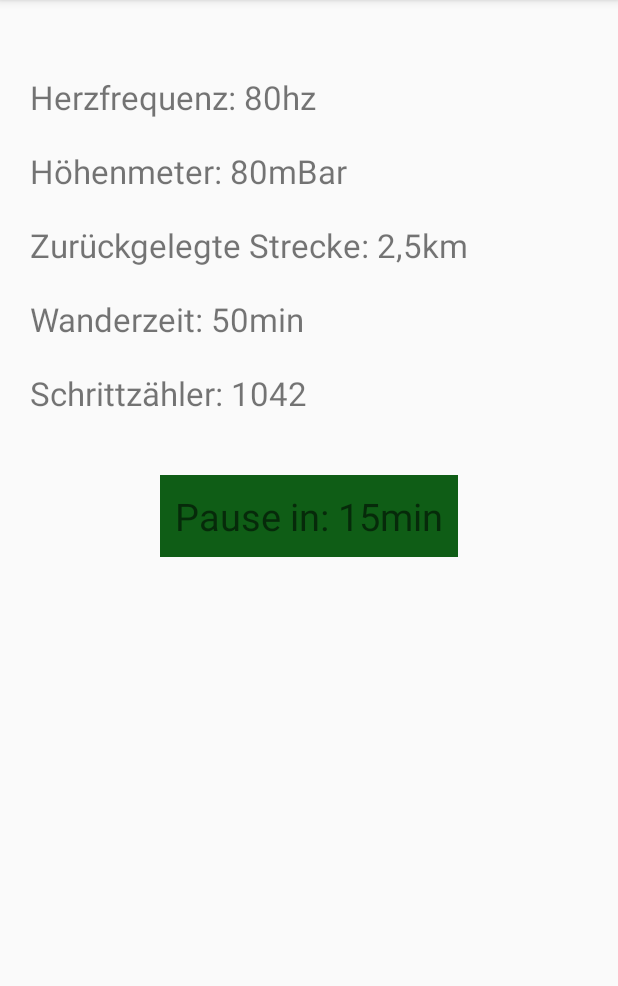
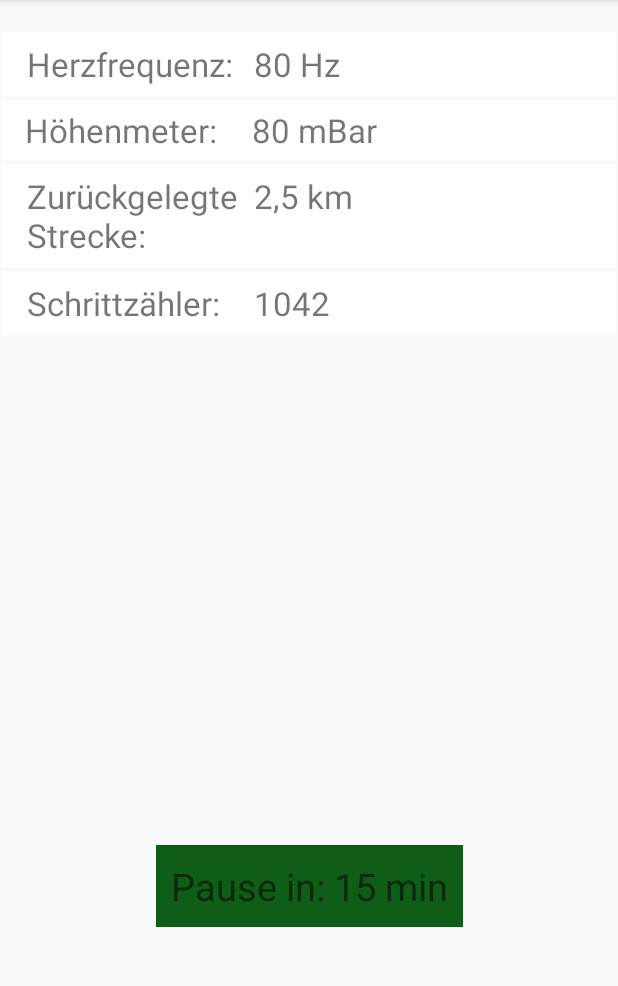
Before and after one commit to mad-lab-fau/Ferienakademie2019-Wonderfull-App, an Android app: the screen it shows after launch (EnergyDetails), on a phone screen of 412 x 824 dp, the part 84-1070 px from its top. Run offline under Robolectric (Android 15) with nearby library versions, the phone set to English and light mode, and no system bars.

Commit message:
EnergyDetails finished

```diff
--- a/App/app/src/main/java/de/ferienakademie/wonderfull/EnergyDetails.java
+++ b/App/app/src/main/java/de/ferienakademie/wonderfull/EnergyDetails.java
@@ -12,23 +12,25 @@ public class EnergyDetails extends AppCompatActivity {
         super.onCreate(savedInstanceState);
         setContentView(R.layout.activity_energy_details);
 
-        TextView herzfrequenz = (TextView) findViewById(R.id.herzfrequenz);
-        herzfrequenz.append(" " + "80" + "hz");
+        TextView herzfrequenz_p = (TextView) findViewById(R.id.herzfrequenz_p);
+        herzfrequenz_p.append(" " + "80" + " Hz");
 
-        TextView hoehenmeter = (TextView) findViewById(R.id.hoehenmeter);
-        hoehenmeter.append(" " + "80" + "mBar");
+        TextView hoehenmeter_p = (TextView) findViewById(R.id.hoehenmeter_p);
+        hoehenmeter_p.append(" " + "80" + " mBar");
 
-        TextView strecke = (TextView) findViewById(R.id.strecke);
-        strecke.append(" " + "2,5" + "km");
 
-        TextView zeit = (TextView) findViewById(R.id.zeit);
-        zeit.append(" " + "50" + "min");
+        TextView strecke_p = (TextView) findViewById(R.id.strecke_p);
+        strecke_p.append(" " + "2,5" + " km");
 
-        TextView schritte = (TextView) findViewById(R.id.schritte);
-        schritte.append(" " + "1042");
+        TextView schritte_p = (TextView) findViewById(R.id.schritte_p);
+        schritte_p.append(" " + "1042");
 
         TextView pause = (TextView) findViewById(R.id.pause);
-        pause.append(" " + "15" + "min");
+        pause.append(" " + "15" + " min");
+
+        /*
+        TextView zeit_p = (TextView) findViewById(R.id.zeit_p);
+        zeit_p.append(" " + "50" + " min"); */
 
     }
 }
--- a/App/app/src/main/res/layout/activity_energy_details.xml
+++ b/App/app/src/main/res/layout/activity_energy_details.xml
@@ -6,46 +6,170 @@
     android:layout_height="match_parent"
     tools:context=".EnergyDetails">
 
+    <LinearLayout
+        android:id="@+id/linearLayout"
+        android:layout_width="match_parent"
+        android:layout_height="wrap_content"
+        app:layout_constraintTop_toTopOf="parent">
+
+        <TableLayout
+            android:layout_width="match_parent"
+            android:layout_height="wrap_content"
+            android:layout_marginTop="20dp"
+            android:gravity="center_vertical"
+            app:layout_constraintTop_toTopOf="parent">
+
+
+            <TableRow
+                android:layout_width="match_parent"
+                android:layout_height="wrap_content"
+                android:layout_margin="1dp"
+                android:padding="5dp"
+                android:layout_weight="1"
+                android:background="#FFFFFF">
+
 
                 <TextView
                     android:id="@+id/herzfrequenz"
+                    android:layout_width="wrap_content"
+                    android:layout_height="wrap_content"
+                    android:layout_margin="1dp"
+                    android:background="#FFFFFF"
+                    android:gravity="center_vertical"
+                    android:paddingStart="10dp"
+                    android:text="@string/herzfrequenz"
+                    android:textSize="22sp" />
+
+                <TextView
+                    android:id="@+id/herzfrequenz_p"
+                    android:layout_width="wrap_content"
+                    android:layout_height="wrap_content"
+                    android:layout_margin="1dp"
+                    android:background="#FFFFFF"
+                    android:gravity="start"
+                    android:paddingStart="2dp"
+                    android:text="@string/herzfrequenz_p"
+                    android:textSize="22sp" />
+
+
+            </TableRow>
+
+            <TableRow
                 android:layout_width="match_parent"
                 android:layout_height="wrap_content"
-        android:layout_marginStart="20dp"
-        android:layout_marginTop="50dp"
-        android:layout_marginEnd="20dp"
-        android:text="@string/herzfrequenz"
-        android:textSize="22sp"
-        app:layout_constraintEnd_toEndOf="parent"
-        app:layout_constraintStart_toStartOf="parent"
-        app:layout_constraintTop_toTopOf="parent" />
+                android:layout_margin="1dp"
+                android:padding="5dp"
+                android:layout_weight="1"
+                android:background="#FFFFFF">
 
                 <TextView
                     android:id="@+id/hoehenmeter"
+                    android:layout_width="wrap_content"
+                    android:layout_height="wrap_content"
+                    android:gravity="center_vertical"
+                    android:paddingStart="10dp"
+                    android:text="@string/hoehenmeter"
+                    android:textSize="22sp" />
+
+
+                <TextView
+                    android:id="@+id/hoehenmeter_p"
+                    android:layout_width="match_parent"
+                    android:layout_height="match_parent"
+                    android:gravity="center_vertical"
+                    android:paddingStart="2dp"
+                    android:text="@string/hoehenmeter_p"
+                    android:textSize="22sp" />
+
+            </TableRow>
+
+            <TableRow
                 android:layout_width="match_parent"
                 android:layout_height="wrap_content"
-        android:layout_marginStart="20dp"
-        android:layout_marginTop="20dp"
-        android:layout_marginEnd="20dp"
-        android:text="@string/hoehenmeter"
-        android:textSize="22sp"
-        app:layout_constraintEnd_toEndOf="parent"
-        app:layout_constraintStart_toStartOf="parent"
-        app:layout_constraintTop_toBottomOf="@+id/herzfrequenz" />
+                android:layout_margin="1dp"
+                android:padding="5dp"
+                android:layout_weight="1"
+                android:background="#FFFFFF">
 
                 <TextView
                     android:id="@+id/strecke"
+                    android:layout_width="wrap_content"
+                    android:layout_height="wrap_content"
+                    android:layout_margin="1dp"
+                    android:background="#FFFFFF"
+                    android:gravity="center_vertical"
+                    android:paddingStart="10dp"
+                    android:text="@string/strecke"
+                    android:textSize="22sp" />
+
+
+                <TextView
+                    android:id="@+id/strecke_p"
+                    android:layout_width="wrap_content"
+                    android:layout_height="wrap_content"
+                    android:layout_margin="1dp"
+                    android:background="#FFFFFF"
+                    android:gravity="bottom"
+                    android:paddingStart="2dp"
+                    android:text="@string/strecke_p"
+                    android:textSize="22sp" />
+
+            </TableRow>
+
+            <TableRow
                 android:layout_width="match_parent"
                 android:layout_height="wrap_content"
-        android:layout_marginStart="20dp"
-        android:layout_marginTop="20dp"
-        android:layout_marginEnd="20dp"
-        android:text="@string/strecke"
-        android:textSize="22sp"
+                android:layout_margin="1dp"
+                android:padding="5dp"
+                android:layout_weight="1"
+                android:background="#FFFFFF">
+
+                <TextView
+                    android:id="@+id/schritte"
+                    android:layout_width="wrap_content"
+                    android:layout_height="wrap_content"
+                    android:layout_margin="1dp"
+                    android:background="#FFFFFF"
+                    android:gravity="center_vertical"
+                    android:paddingStart="10dp"
+                    android:text="@string/schritte"
+                    android:textSize="22sp" />
+
+
+                <TextView
+                    android:id="@+id/schritte_p"
+                    android:layout_width="wrap_content"
+                    android:layout_height="wrap_content"
+                    android:layout_margin="1dp"
+                    android:background="#FFFFFF"
+                    android:gravity="center_vertical"
+                    android:paddingStart="2dp"
+                    android:text="@string/schritte_p"
+                    android:textSize="22sp" />
+
+            </TableRow>
+
+
+        </TableLayout>
+
+    </LinearLayout>
+
+    <TextView
+        android:id="@+id/pause"
+        android:layout_width="wrap_content"
+        android:layout_height="wrap_content"
+        android:layout_marginBottom="150dp"
+        android:background="#0f5d16"
+        android:padding="10dp"
+        android:text="@string/pause"
+        android:textSize="25sp"
+        app:layout_constraintBottom_toBottomOf="parent"
         app:layout_constraintEnd_toEndOf="parent"
-        app:layout_constraintStart_toStartOf="parent"
-        app:layout_constraintTop_toBottomOf="@+id/hoehenmeter" />
+        app:layout_constraintHorizontal_bias="0.5"
+        app:layout_constraintStart_toStartOf="parent" />
 
+
+    <!--
         <TextView
             android:id="@+id/zeit"
             android:layout_width="match_parent"
@@ -58,32 +182,7 @@
             app:layout_constraintEnd_toEndOf="parent"
             app:layout_constraintStart_toStartOf="parent"
             app:layout_constraintTop_toBottomOf="@+id/strecke" />
-
-    <TextView
-        android:id="@+id/schritte"
-        android:layout_width="match_parent"
-        android:layout_height="wrap_content"
-        android:layout_marginStart="20dp"
-        android:layout_marginTop="20dp"
-        android:layout_marginEnd="20dp"
-        android:text="@string/schritte"
-        android:textSize="22sp"
-        app:layout_constraintEnd_toEndOf="parent"
-        app:layout_constraintStart_toStartOf="parent"
-        app:layout_constraintTop_toBottomOf="@+id/zeit" />
-
-    <TextView
-        android:id="@+id/pause"
-        android:layout_width="wrap_content"
-        android:layout_height="wrap_content"
-        android:layout_marginTop="40dp"
-        android:padding="10dp"
-        android:text="@string/pause"
-        android:textSize="25sp"
-        android:background="#0f5d16"
-        app:layout_constraintEnd_toEndOf="parent"
-        app:layout_constraintStart_toStartOf="parent"
-        app:layout_constraintTop_toBottomOf="@+id/schritte" />
+        -->
 
 
 </androidx.constraintlayout.widget.ConstraintLayout>
--- a/App/app/src/main/res/values/strings.xml
+++ b/App/app/src/main/res/values/strings.xml
@@ -81,9 +81,14 @@
     <string name="distance">Distanz (km):</string>
 
     <string name="herzfrequenz">Herzfrequenz:</string>
+    <string name="herzfrequenz_p"> </string>
     <string name="hoehenmeter">Höhenmeter:</string>
-    <string name="strecke">Zurückgelegte Strecke:</string>
+    <string name="hoehenmeter_p"> </string>
+    <string name="strecke">Zurückgelegte\nStrecke:</string>
+    <string name="strecke_p"> </string>
     <string name="zeit">Wanderzeit:</string>
     <string name="schritte">Schrittzähler:</string>
+    <string name="schritte_p"> </string>
     <string name="pause">Pause in:</string>
+    <string name="pause_p"> </string>
 </resources>
```
Lines whose indentation alone changed are shown as unchanged.
